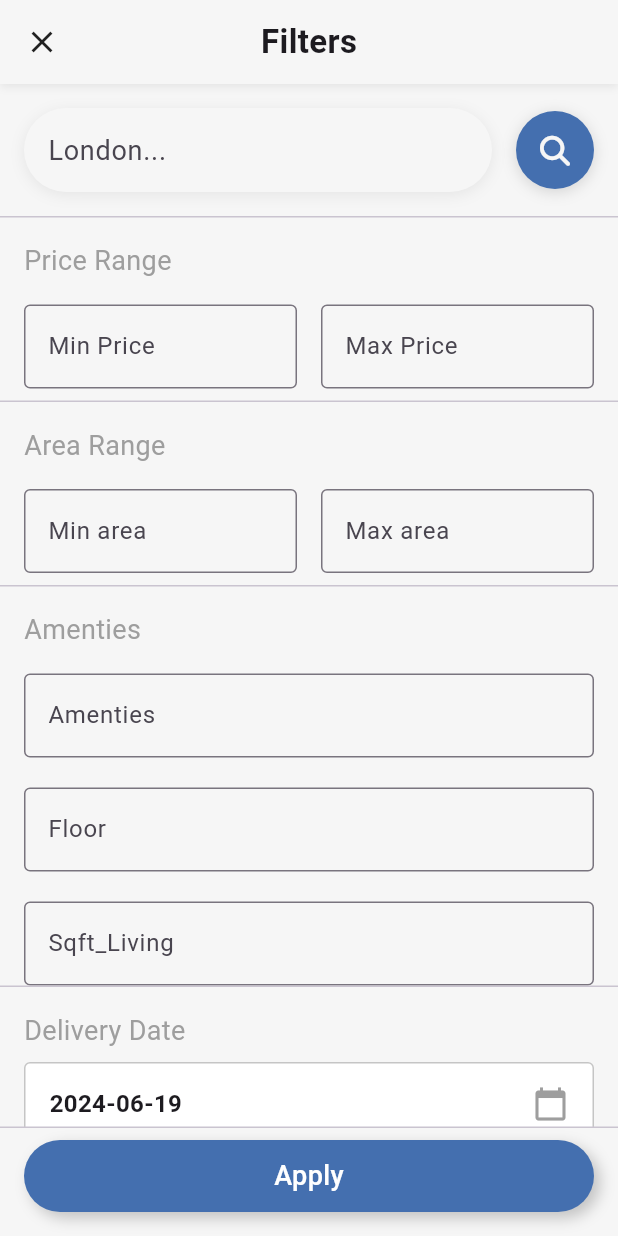
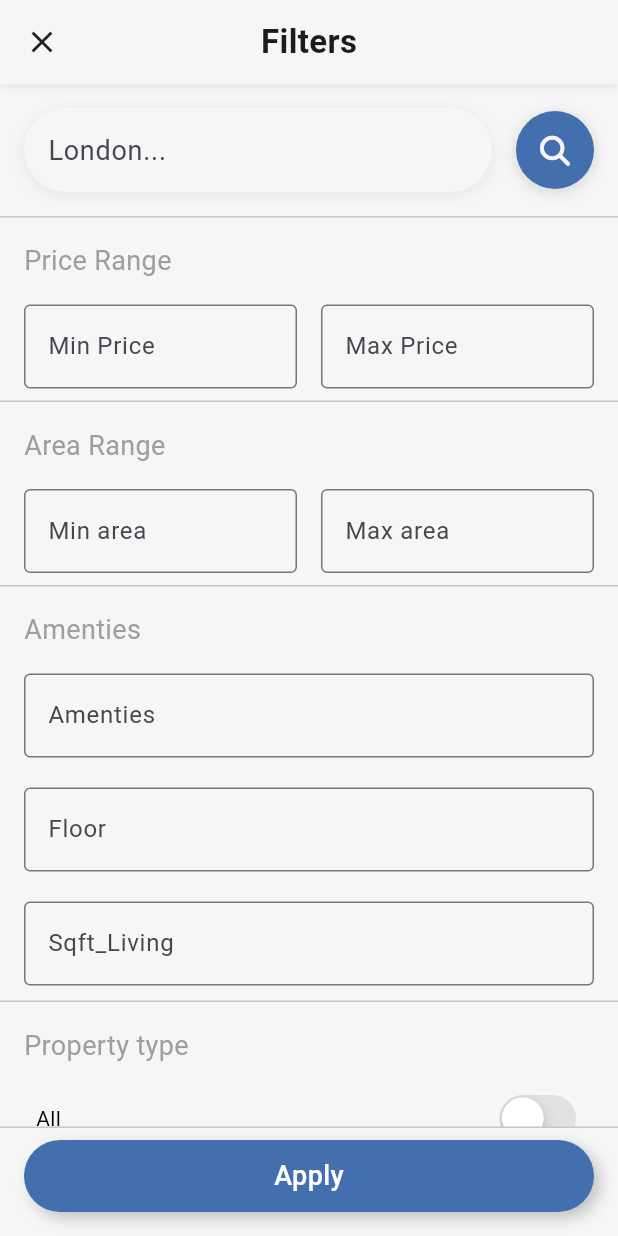
Before and after one commit to DanielAdel-2107/User-App, a Flutter app: the FiltersScreen screen opened directly, on a phone screen of 412 x 824 dp. Run offline on Flutter 3.47's test engine with Material 3 defaults, Android fonts, the phone set to English and light mode, and no system bars; our stand-ins replace cloud_firestore, firebase_auth, firebase_core, flutter_rating_bar, flutter_screenutil, font_awesome_flutter and 6 more; missing offline and left inert: flutter_facebook_auth; accounts and stored records are empty.

Commit message:
Final App

```diff
--- a/lib/view/filters_screen.dart
+++ b/lib/view/filters_screen.dart
@@ -346,11 +346,10 @@ class _FiltersScreenState extends State<FiltersScreen> {
                         ),
                       ],
                     ),
+                    SizedBox(
+                      height: 10,
+                    ),
                     //popularFilter(),
-                    const Divider(
-                      height: 1,
-                    ),
-                    deliveryDateUI(),
                     const Divider(
                       height: 1,
                     ),
@@ -682,70 +681,6 @@ class _FiltersScreenState extends State<FiltersScreen> {
   }
 
   DateTime selectedDate = DateTime.now();
-
-  Widget deliveryDateUI() {
-    return Column(
-      mainAxisAlignment: MainAxisAlignment.center,
-      crossAxisAlignment: CrossAxisAlignment.start,
-      children: <Widget>[
-        Padding(
-          padding:
-              const EdgeInsets.only(left: 16, right: 16, top: 16, bottom: 8),
-          child: Text(
-            'Delivery Date',
-            textAlign: TextAlign.left,
-            style: TextStyle(
-              color: Colors.grey,
-              fontSize: MediaQuery.of(context).size.width > 360 ? 18 : 16,
-              fontWeight: FontWeight.normal,
-            ),
-          ),
-        ),
-        Padding(
-          padding: const EdgeInsets.only(left: 16, right: 16),
-          child: InkWell(
-            onTap: () async {
-              final DateTime? picked = await showDatePicker(
-                context: context,
-                initialDate: selectedDate,
-                firstDate: DateTime.now(),
-                lastDate: DateTime(2101),
-              );
-              if (picked != null && picked != selectedDate) {
-                setState(() {
-                  selectedDate = picked;
-                });
-              }
-            },
-            child: Container(
-              width: double.infinity,
-              height: 56,
-              decoration: BoxDecoration(
-                color: Colors.white,
-                borderRadius: BorderRadius.circular(4.0),
-                border: Border.all(color: Colors.grey.withOpacity(0.6)),
-              ),
-              child: Padding(
-                padding: const EdgeInsets.symmetric(horizontal: 16),
-                child: Row(
-                  mainAxisAlignment: MainAxisAlignment.spaceBetween,
-                  children: [
-                    Text(
-                      "${selectedDate.toLocal()}".split(' ')[0],
-                      style: const TextStyle(
-                          fontSize: 16, fontWeight: FontWeight.w600),
-                    ),
-                    const Icon(Icons.calendar_today, color: Colors.grey)
-                  ],
-                ),
-              ),
-            ),
-          ),
-        ),
-        const SizedBox(height: 8),
-      ],
-    );
-  }
 
   Widget popularFilter() {
     return Column(
```
Also changed, not shown: lib/view/saved_screen.dart (+16 -12 lines).
